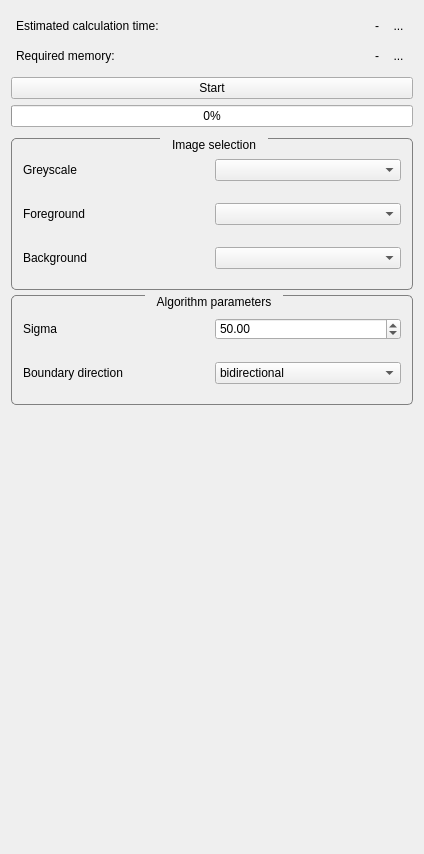
araex/mitk-gem, file src/internal/GraphcutViewControls.ui: the form before one commit.
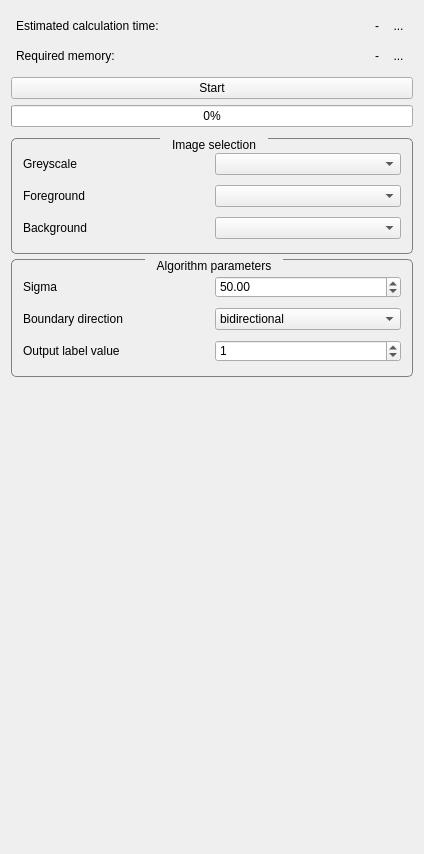
The form after the commit. Icons and pictures are not drawn. Custom widgets are drawn as their Qt base class.

Commit message: Added spinbox for mask value setter

The edit to the form file:
```diff
--- a/src/internal/GraphcutViewControls.ui
+++ b/src/internal/GraphcutViewControls.ui
@@ -336,6 +336,12 @@
              <string>&lt;html&gt;&lt;head/&gt;&lt;body&gt;&lt;p&gt;Select the image to be segmented&lt;/p&gt;&lt;/body&gt;&lt;/html&gt;</string>
             </property>
             <layout class="QHBoxLayout" name="horizontalLayout" stretch="1,1">
+             <property name="topMargin">
+              <number>5</number>
+             </property>
+             <property name="bottomMargin">
+              <number>5</number>
+             </property>
              <item>
               <widget class="QLabel" name="label">
                <property name="text">
@@ -362,6 +368,12 @@
              <string>&lt;html&gt;&lt;head/&gt;&lt;body&gt;&lt;p&gt;Binary image with Intensity(SourceVoxel) = 1.&lt;/p&gt;&lt;/body&gt;&lt;/html&gt;</string>
             </property>
             <layout class="QHBoxLayout" name="horizontalLayout_3" stretch="1,1">
+             <property name="topMargin">
+              <number>5</number>
+             </property>
+             <property name="bottomMargin">
+              <number>5</number>
+             </property>
              <item>
               <widget class="QLabel" name="label_2">
                <property name="text">
@@ -388,6 +400,12 @@
              <string>&lt;html&gt;&lt;head/&gt;&lt;body&gt;&lt;p&gt;Binary image with Intensity(SinkVoxel) = 1.&lt;/p&gt;&lt;/body&gt;&lt;/html&gt;</string>
             </property>
             <layout class="QHBoxLayout" name="horizontalLayout_2" stretch="1,1">
+             <property name="topMargin">
+              <number>5</number>
+             </property>
+             <property name="bottomMargin">
+              <number>5</number>
+             </property>
              <item>
               <widget class="QLabel" name="label_3">
                <property name="text">
@@ -444,6 +462,12 @@
              <string>&lt;html&gt;&lt;head/&gt;&lt;body&gt;&lt;p&gt;Estimated noise boundary term. Try 50.0 on CT images.&lt;/p&gt;&lt;/body&gt;&lt;/html&gt;</string>
             </property>
             <layout class="QHBoxLayout" name="horizontalLayout_4">
+             <property name="topMargin">
+              <number>5</number>
+             </property>
+             <property name="bottomMargin">
+              <number>5</number>
+             </property>
              <item>
               <widget class="QLabel" name="label_4">
                <property name="text">
@@ -453,6 +477,9 @@
              </item>
              <item>
               <widget class="QDoubleSpinBox" name="paramSigmaSpinBox">
+               <property name="layoutDirection">
+                <enum>Qt::LeftToRight</enum>
+               </property>
                <property name="maximum">
                 <double>1000000.000000000000000</double>
                </property>
@@ -470,6 +497,12 @@
              <string>&lt;html&gt;&lt;head/&gt;&lt;body&gt;&lt;p&gt;Boundary direction&lt;/p&gt;&lt;/body&gt;&lt;/html&gt;</string>
             </property>
             <layout class="QHBoxLayout" name="horizontalLayout_5">
+             <property name="topMargin">
+              <number>5</number>
+             </property>
+             <property name="bottomMargin">
+              <number>5</number>
+             </property>
              <item>
               <widget class="QLabel" name="label_5">
                <property name="text">
@@ -499,6 +532,41 @@
             </layout>
            </widget>
           </item>
+          <item>
+           <widget class="QWidget" name="widget_5" native="true">
+            <property name="toolTip">
+             <string>&lt;html&gt;&lt;head/&gt;&lt;body&gt;&lt;p&gt;Estimated noise boundary term. Try 50.0 on CT images.&lt;/p&gt;&lt;/body&gt;&lt;/html&gt;</string>
+            </property>
+            <layout class="QHBoxLayout" name="horizontalLayout_6">
+             <property name="topMargin">
+              <number>5</number>
+             </property>
+             <property name="bottomMargin">
+              <number>5</number>
+             </property>
+             <item>
+              <widget class="QLabel" name="label_7">
+               <property name="text">
+                <string>Output label value</string>
+               </property>
+              </widget>
+             </item>
+             <item>
+              <widget class="QDoubleSpinBox" name="paramLabelValueSpinBox">
+               <property name="decimals">
+                <number>0</number>
+               </property>
+               <property name="maximum">
+                <double>255.000000000000000</double>
+               </property>
+               <property name="value">
+                <double>1.000000000000000</double>
+               </property>
+              </widget>
+             </item>
+            </layout>
+           </widget>
+          </item>
          </layout>
         </widget>
        </item>
```
Left out of the diff: 1 changed line with no effect on the pictures. The commit also changes 2 other files.
